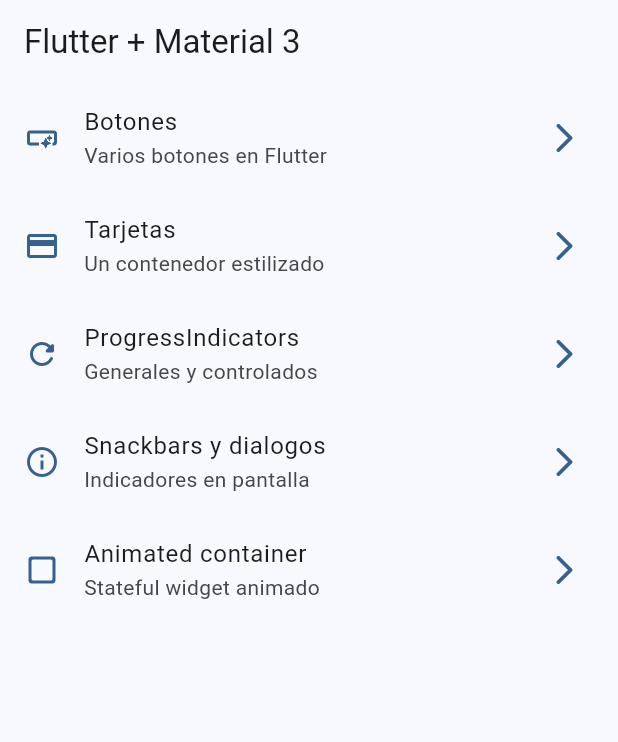
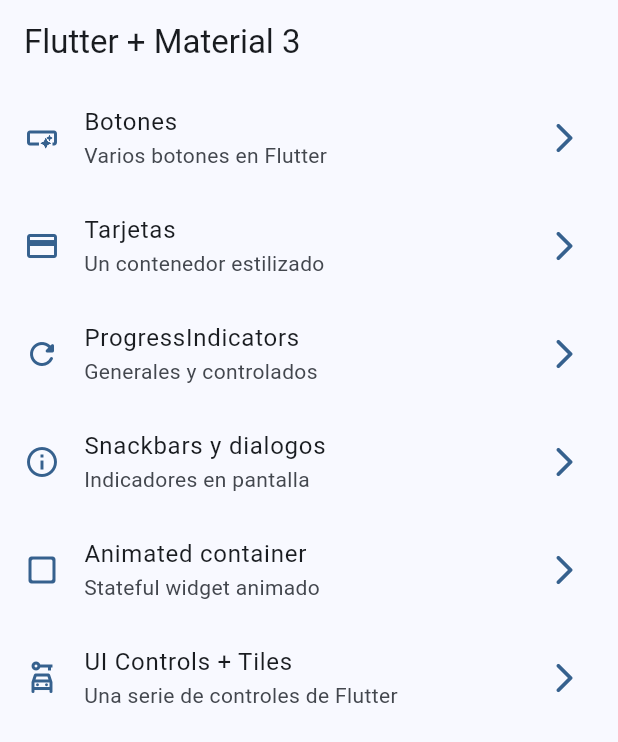
Before and after one commit to Kanicbay/Flutter-Learning, a Flutter app: the screen it shows after launch, on a phone screen of 412 x 824 dp. Shown: the top 742 px of the screen. Run offline on Flutter 3.47's test engine with Material 3 defaults, Android fonts, the phone set to English and light mode, and no system bars; our stand-ins replace animate_do, dio, go_router, video_player.

Commit message:
feat(widgets_app): add checkbox, radios and tiles
Brian Coyago

```diff
--- a/Flutter/widgets_app/lib/config/menu/menu_item.dart
+++ b/Flutter/widgets_app/lib/config/menu/menu_item.dart
@@ -47,4 +47,10 @@ final appMenuItems = <MenuItem>[
     link: '/animated',
     icon: Icons.check_box_outline_blank_rounded,
   ),
+  MenuItem(
+    title: 'UI Controls + Tiles',
+    subTitle: 'Una serie de controles de Flutter',
+    link: '/ui-controls',
+    icon: Icons.car_rental_outlined,
+  ),
 ];
--- a/Flutter/widgets_app/lib/config/router/app_router.dart
+++ b/Flutter/widgets_app/lib/config/router/app_router.dart
@@ -36,5 +36,11 @@ final appRouter = GoRouter(
       name: AnimatedScreen.name,
       builder: (context, state) => AnimatedScreen(),
     ),
+
+    GoRoute(
+      path: '/ui-controls',
+      name: UiControlsScreen.name,
+      builder: (context, state) => UiControlsScreen(),
+    ),
   ],
 );
```
Also changed, not shown: Flutter/widgets_app/lib/presentation/screens/ui_controls/ui_controls_screen.dart (+70 -1 lines).
